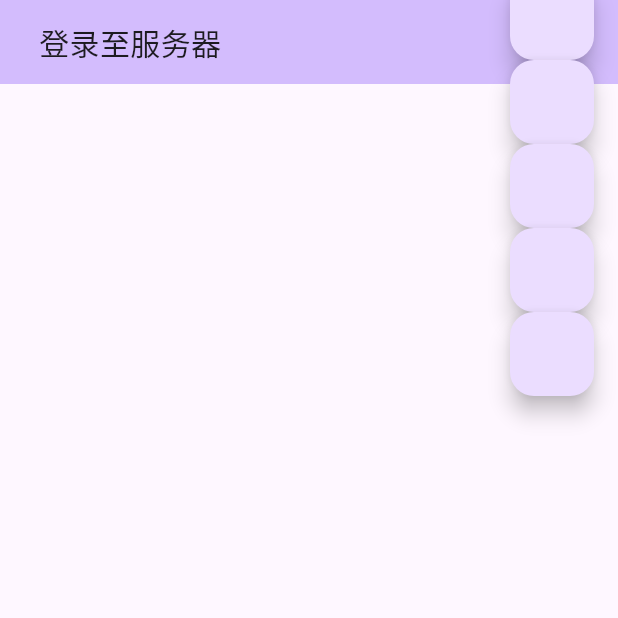
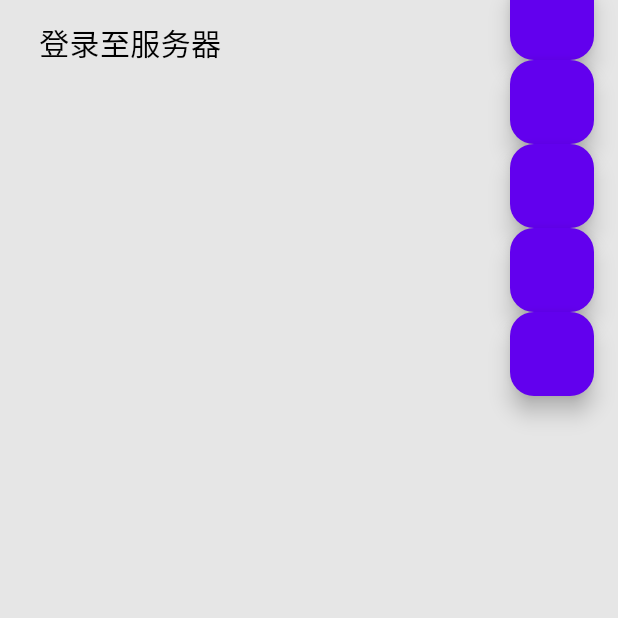
Before and after one commit to PrimogemStudio/neo-starrail-chatui, a Flutter app: the screen it shows after launch, on a phone screen of 412 x 824 dp, the top half of it. Run offline on Flutter 3.47's test engine with Material 3 defaults, Android fonts, the phone set to English and light mode, and no system bars.

Commit message:
更改主题

```diff
--- a/lib/main.dart
+++ b/lib/main.dart
@@ -2,6 +2,8 @@ import 'package:flutter/material.dart';
 import 'package:neo_starrail_chatui/controls/sr_header.dart';
 import 'package:neo_starrail_chatui/controls/sr_list.dart';
 import 'package:neo_starrail_chatui/controls/sr_userbutton.dart';
+
+import 'controls/sr_colors.dart';
 
 void main() {
   runApp(const MyApp());
@@ -15,8 +17,8 @@ class MyApp extends StatelessWidget {
     return MaterialApp(
       title: 'Flutter Demo',
       theme: ThemeData(
-        colorScheme: ColorScheme.fromSeed(seedColor: Colors.deepPurple),
-        useMaterial3: true,
+          colorScheme: ColorScheme.light(surface: uiSurfaceColor),
+          useMaterial3: true,
         fontFamily: "StarRailFont_bundle",
         fontFamilyFallback: const ["u2400"]
       ),
@@ -40,10 +42,13 @@ class _MyHomePageState extends State<MyHomePage> {
   @override
   Widget build(BuildContext context) {
     return Scaffold(
-      appBar: AppBar(
-        backgroundColor: Theme.of(context).colorScheme.inversePrimary,
-          title: SrHeader(key: headerKey, replyer: "", replyerDesc: null),
-        ),
+        appBar: AppBar(
+            backgroundColor: uiSurfaceColor,
+            shadowColor: Colors.transparent,
+            elevation: 0,
+            title: SrHeader(key: headerKey, replyer: "", replyerDesc: ""),
+            scrolledUnderElevation: 0,
+            surfaceTintColor: Colors.transparent),
         body: SrList(key: listKey, invertDrag: true),
         floatingActionButton: Column(children: [
           FloatingActionButton(onPressed: () {
```
